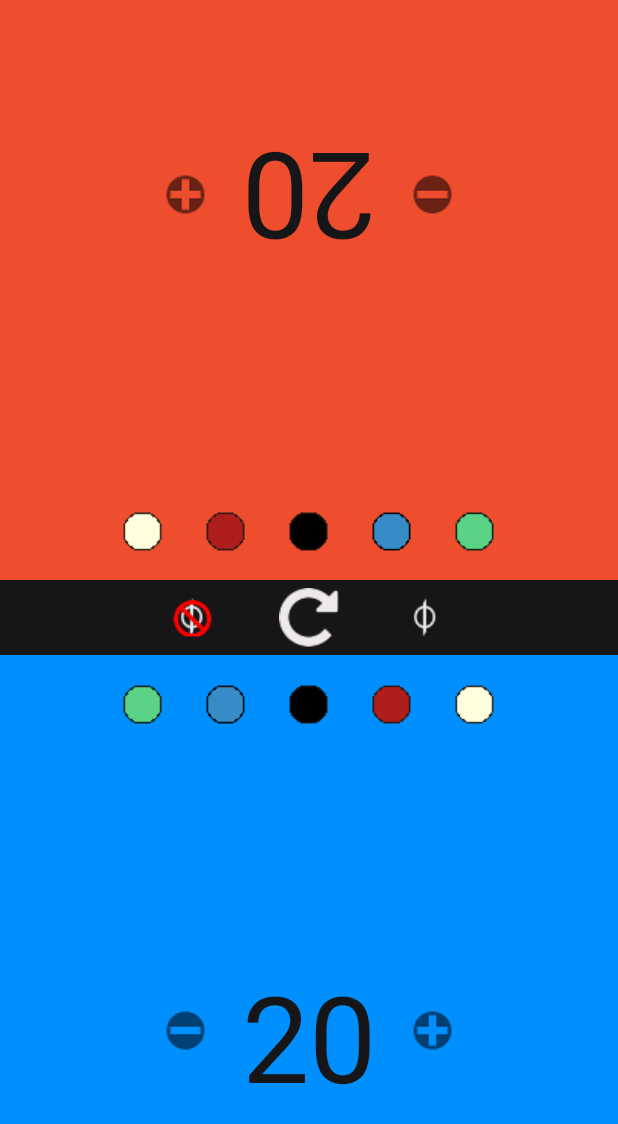
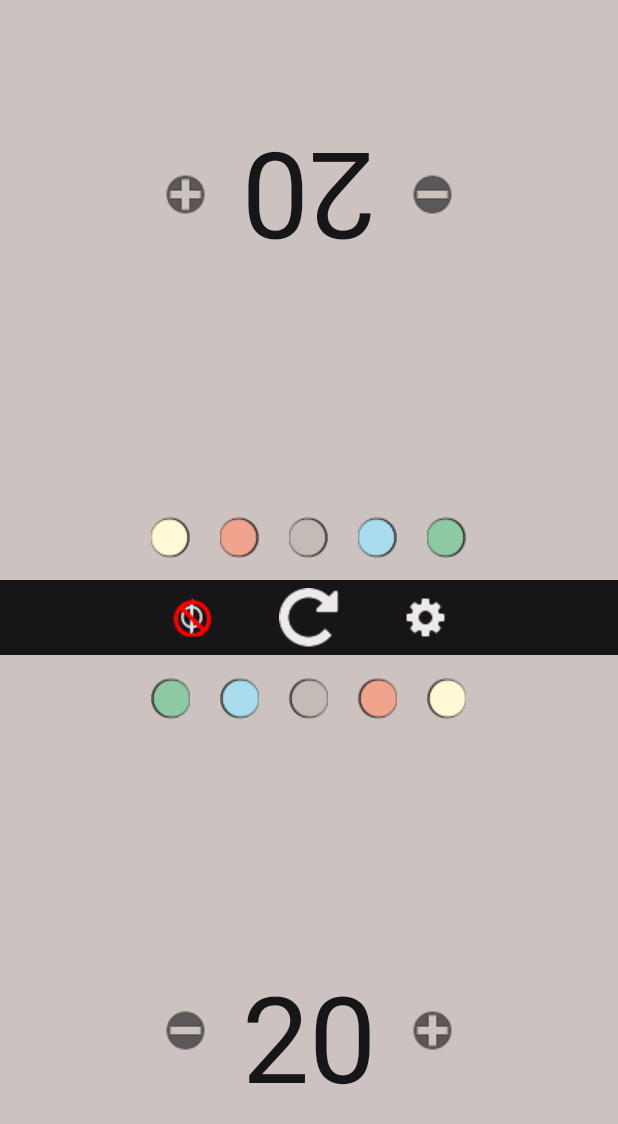
Before and after one commit to MarcelJurtz/LifeCounter, an Android app: the screen it shows after launch (MainActivity), after a tap on an icon or button, on a phone screen of 412 x 824 dp. Shown: the top 1124 px of the screen. Run offline under Robolectric (Android 15) with nearby library versions, the light colour scheme and no system bars.

Commit message:
Implemented new icon

```diff
--- a/app/src/main/java/com/marceljurtz/lifecounter/MainActivity.java
+++ b/app/src/main/java/com/marceljurtz/lifecounter/MainActivity.java
@@ -60,11 +60,11 @@ public class MainActivity extends AppCompatActivity {
     final int PLAYER_HOME = 0;
     final int PLAYER_GUEST = 1;
 
-    final int black = Color.parseColor("#000000");
-    final int blue = Color.parseColor("#378BC6");
-    final int green = Color.parseColor("#5BD387");
-    final int red = Color.parseColor("#AF1D1D");
-    final int white = Color.parseColor("#FFFFDD");
+    final int black = Color.parseColor("#CCC2C0");
+    final int blue = Color.parseColor("#AAE0FA");
+    final int green = Color.parseColor("#9BD3AE");
+    final int red = Color.parseColor("#FAAA8F");
+    final int white = Color.parseColor("#FFFCD6");
 
     boolean poisonEnabled = false;
     boolean colorSettingsEnabled = false;
@@ -229,14 +229,14 @@ public class MainActivity extends AppCompatActivity {
         cmdBlackHome.setOnClickListener(new View.OnClickListener() {
             @Override
             public void onClick(View v) {
-                // setLayoutColor(black,layoutHome);
+                setLayoutColor(black,layoutHome);
             }
         });
         cmdBlackGuest = (ImageButton)findViewById(R.id.cmdBlackGuest);
         cmdBlackGuest.setOnClickListener(new View.OnClickListener() {
             @Override
             public void onClick(View v) {
-                // setLayoutColor(black,layoutGuest);
+                setLayoutColor(black,layoutGuest);
             }
         });
         cmdBlueHome = (ImageButton)findViewById(R.id.cmdBlueHome);
@@ -385,7 +385,7 @@ public class MainActivity extends AppCompatActivity {
     // ColorSettings umschalten
     private void toggleColorSettings(boolean toggle) {
         if(!toggle) {
-            cmdToggleColorSettings.setBackground(getApplicationContext().getResources().getDrawable(R.drawable.button_trigger_poison_disabled));
+            cmdToggleColorSettings.setBackground(getApplicationContext().getResources().getDrawable(R.drawable.settings_disabled));
             cmdBlackHome.setVisibility(View.INVISIBLE);
             cmdBlackGuest.setVisibility(View.INVISIBLE);
             cmdBlueHome.setVisibility(View.INVISIBLE);
@@ -398,7 +398,7 @@ public class MainActivity extends AppCompatActivity {
             cmdWhiteGuest.setVisibility(View.INVISIBLE);
         }
         else {
-            cmdToggleColorSettings.setBackground(getApplicationContext().getResources().getDrawable(R.drawable.button_trigger_poison_enabled));
+            cmdToggleColorSettings.setBackground(getApplicationContext().getResources().getDrawable(R.drawable.settings_enabled));
             cmdBlackHome.setVisibility(View.VISIBLE);
             cmdBlackGuest.setVisibility(View.VISIBLE);
             cmdBlueHome.setVisibility(View.VISIBLE);
--- a/app/src/main/res/layout/activity_main.xml
+++ b/app/src/main/res/layout/activity_main.xml
@@ -133,7 +133,7 @@
         android:layout_centerVertical="true"
         android:layout_toRightOf="@id/cmdResetLP"
         android:layout_marginLeft="40dp"
-        android:background="@drawable/button_trigger_poison_disabled"/>
+        android:background="@drawable/settings_disabled"/>
 
     <!-- Poison Home -->
     <TextView
@@ -213,7 +213,7 @@
         android:layout_width="wrap_content"
         android:layout_height="wrap_content"
         android:id="@+id/cmdBlackHome"
-        android:background="@drawable/black_35"
+        android:background="@drawable/knopf_grau"
         android:layout_centerHorizontal="true"
         android:layout_alignTop="@id/cmdResetLP"
         android:layout_marginTop="60dp" />
@@ -222,7 +222,7 @@
         android:layout_width="wrap_content"
         android:layout_height="wrap_content"
         android:id="@+id/cmdBlueHome"
-        android:background="@drawable/blue_35"
+        android:background="@drawable/knopf_blau"
         android:layout_alignTop="@id/cmdResetLP"
         android:layout_toLeftOf="@id/cmdBlackHome"
         android:layout_marginTop="60dp"
@@ -232,7 +232,7 @@
         android:layout_width="wrap_content"
         android:layout_height="wrap_content"
         android:id="@+id/cmdGreenHome"
-        android:background="@drawable/green_35"
+        android:background="@drawable/knopf_gruen"
         android:layout_alignTop="@id/cmdResetLP"
         android:layout_toLeftOf="@id/cmdBlueHome"
         android:layout_marginTop="60dp"
@@ -242,7 +242,7 @@
         android:layout_width="wrap_content"
         android:layout_height="wrap_content"
         android:id="@+id/cmdRedHome"
-        android:background="@drawable/red_35"
+        android:background="@drawable/knopf_rot"
         android:layout_alignTop="@id/cmdResetLP"
         android:layout_toRightOf="@id/cmdBlackHome"
         android:layout_marginTop="60dp"
@@ -252,7 +252,7 @@
         android:layout_width="wrap_content"
         android:layout_height="wrap_content"
         android:id="@+id/cmdWhiteHome"
-        android:background="@drawable/white_35"
+        android:background="@drawable/knopf_rosa"
         android:layout_alignTop="@id/cmdResetLP"
         android:layout_toRightOf="@id/cmdRedHome"
         android:layout_marginTop="60dp"
@@ -263,7 +263,8 @@
         android:layout_width="wrap_content"
         android:layout_height="wrap_content"
         android:id="@+id/cmdBlackGuest"
-        android:background="@drawable/black_35"
+        android:background="@drawable/knopf_grau"
+        android:rotation="180"
         android:layout_centerHorizontal="true"
         android:layout_alignBottom="@id/cmdResetLP"
         android:layout_marginBottom="60dp" />
@@ -272,7 +273,8 @@
         android:layout_width="wrap_content"
         android:layout_height="wrap_content"
         android:id="@+id/cmdRedGuest"
-        android:background="@drawable/red_35"
+        android:background="@drawable/knopf_rot"
+        android:rotation="180"
         android:layout_alignBottom="@id/cmdResetLP"
         android:layout_toLeftOf="@id/cmdBlackGuest"
         android:layout_marginRight="20dp"
@@ -282,7 +284,8 @@
         android:layout_width="wrap_content"
         android:layout_height="wrap_content"
         android:id="@+id/cmdWhiteGuest"
-        android:background="@drawable/white_35"
+        android:rotation="180"
+        android:background="@drawable/knopf_rosa"
         android:layout_alignBottom="@id/cmdResetLP"
         android:layout_toLeftOf="@id/cmdRedGuest"
         android:layout_marginBottom="60dp"
@@ -292,7 +295,8 @@
         android:layout_width="wrap_content"
         android:layout_height="wrap_content"
         android:id="@+id/cmdBlueGuest"
-        android:background="@drawable/blue_35"
+        android:background="@drawable/knopf_blau"
+        android:rotation="180"
         android:layout_alignBottom="@id/cmdResetLP"
         android:layout_toRightOf="@id/cmdBlackGuest"
         android:layout_marginLeft="20dp"
@@ -302,7 +306,8 @@
         android:layout_width="wrap_content"
         android:layout_height="wrap_content"
         android:id="@+id/cmdGreenGuest"
-        android:background="@drawable/green_35"
+        android:background="@drawable/knopf_gruen"
+        android:rotation="180"
         android:layout_alignBottom="@id/cmdResetLP"
         android:layout_toRightOf="@id/cmdBlueGuest"
         android:layout_marginBottom="60dp"
--- a/app/src/main/res/values/colors.xml
+++ b/app/src/main/res/values/colors.xml
@@ -3,7 +3,7 @@
     <color name="colorPrimary">#161618</color>
     <color name="colorPrimaryDark">#161618</color>
     <color name="colorAccent">#FF4081</color>
-    <color name="homeDefault">#008fff</color>
-    <color name="guestDefault">#ee4d2e</color>
+    <color name="homeDefault">#CCC2C0</color>
+    <color name="guestDefault">#CCC2C0</color>
     <color name="settingsBar">#161618</color>
 </resources>
```
Also changed, not shown: app/src/main/res/drawable/black_35.png (deleted), app/src/main/res/drawable/blue_35.png (deleted), app/src/main/res/drawable/green_35.png (deleted), app/src/main/res/drawable/knopf_blau.png (added), app/src/main/res/drawable/knopf_grau.png (added), app/src/main/res/drawable/knopf_gruen.png (added), app/src/main/res/drawable/knopf_rosa.png (added), app/src/main/res/drawable/knopf_rot.png (added), app/src/main/res/drawable/red_35.png (deleted), app/src/main/res/drawable/settings_disabled.png (added), app/src/main/res/drawable/settings_enabled.png (added), app/src/main/res/drawable/white_35.png (deleted), 1 other file.
